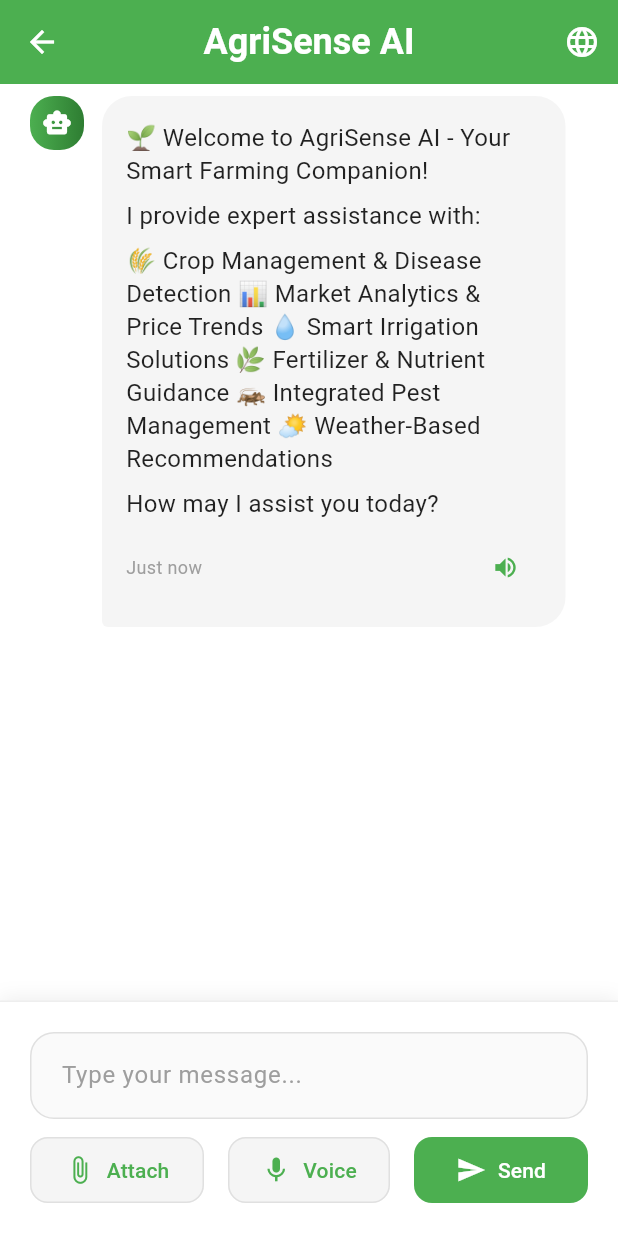
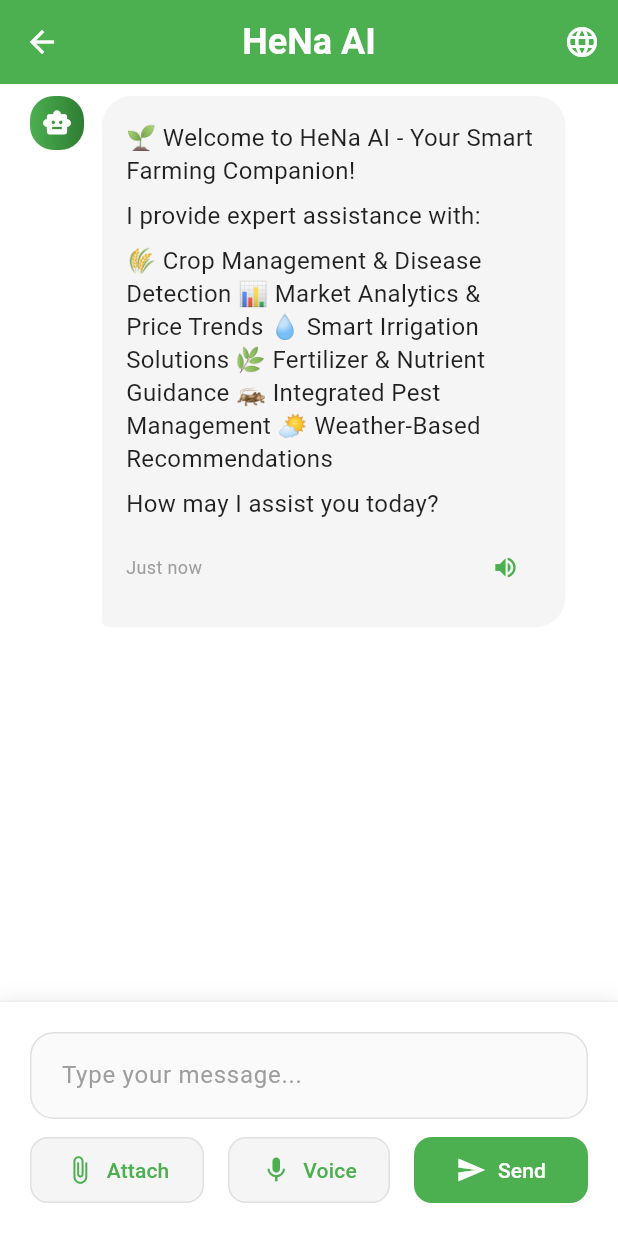
Before and after one commit to pranavaditya-02/farmprecise, a Flutter app: the FarmingChatbot screen opened directly, on a phone screen of 412 x 824 dp. Run offline on Flutter 3.47's test engine with Material 3 defaults, Android fonts, the phone set to English and light mode, and no system bars; drawn by our look-alikes of flutter_markdown; our stand-ins replace carousel_slider, file_picker, flutter_dotenv, flutter_tts, image_picker, loading_animation_widget and 5 more; missing offline and left inert: markdown, syncfusion_flutter_pdf, tflite_v2; accounts and stored records are empty; network calls fail; project files that could hold a hidden picture were left out.

Commit message:
name changed to hena ai

```diff
--- a/lib/pages/chatbot/chatbotscreen.dart
+++ b/lib/pages/chatbot/chatbotscreen.dart
@@ -125,7 +125,7 @@ class _FarmingChatbotState extends State<FarmingChatbot>
     setState(() {
       _messages.add(ChatMessage(
         text:
-            "🌱 Welcome to AgriSense AI - Your Smart Farming Companion!\n\nI provide expert assistance with:\n\n🌾 Crop Management & Disease Detection\n📊 Market Analytics & Price Trends\n💧 Smart Irrigation Solutions\n🌿 Fertilizer & Nutrient Guidance\n🦗 Integrated Pest Management\n🌤️ Weather-Based Recommendations\n\nHow may I assist you today?",
+            "🌱 Welcome to HeNa AI - Your Smart Farming Companion!\n\nI provide expert assistance with:\n\n🌾 Crop Management & Disease Detection\n📊 Market Analytics & Price Trends\n💧 Smart Irrigation Solutions\n🌿 Fertilizer & Nutrient Guidance\n🦗 Integrated Pest Management\n🌤️ Weather-Based Recommendations\n\nHow may I assist you today?",
         isUser: false,
         timestamp: DateTime.now(),
         type: MessageType.text,
@@ -323,7 +323,7 @@ class _FarmingChatbotState extends State<FarmingChatbot>
       List<Map<String, dynamic>> parts = [
         {
           'text': '''
-As AgriSense AI, analyze these ${imagePaths.length} agricultural images comprehensively. Provide detailed insights on:
+As HeNa AI, analyze these ${imagePaths.length} agricultural images comprehensively. Provide detailed insights on:
 
 1. 🌱 Crop/Plant Identification across all images
 2. 🦠 Disease or Pest Detection comparison
@@ -520,7 +520,7 @@ Future<void> _processDocumentWithGemini(
             'parts': [
               {
                 'text': '''
-You are AgriSense AI, an agricultural expert assistant. A user has uploaded a document titled "$fileName".
+You are HeNa AI, an agricultural expert assistant. A user has uploaded a document titled "$fileName".
 
 Document Content:
 $documentContent
@@ -687,7 +687,7 @@ Keep response under 500 words.
      final DateTime now = DateTime.now();
     final String currentDate = "${now.day}/${now.month}/${now.year}";
     final String enhancedPrompt = '''
-You are AgriSense AI, a professional agricultural assistant specializing in modern farming solutions. Provide accurate, practical, and science-based advice for farmers.
+You are HeNa AI, a professional agricultural assistant specializing in modern farming solutions. Provide accurate, practical, and science-based advice for farmers.
 
 Context: You're integrated into a comprehensive farming platform that offers:
 - IoT-enabled precision agriculture
@@ -874,7 +874,7 @@ Keep response under 500 words.
               'parts': [
                 {
                   'text': '''
-As AgriSense AI, analyze this agricultural image with professional expertise. Provide detailed insights on:
+As HeNa AI, analyze this agricultural image with professional expertise. Provide detailed insights on:
 
 1. 🌱 Crop/Plant Identification
 2. 🦠 Disease or Pest Detection
@@ -1019,7 +1019,7 @@ Keep response under 500 words.
         backgroundColor: Colors.green,
         centerTitle: true,
         title: const Text(
-          'AgriSense AI',
+          'HeNa AI',
           style: TextStyle(
             fontSize: 24,
             fontWeight: FontWeight.bold,
@@ -1078,7 +1078,7 @@ Keep response under 500 words.
                         ),
                         const SizedBox(height: 20),
                         const Text(
-                          'Chat with AgriSense AI...',
+                          'Chat with HeNa AI...',
                           style: TextStyle(
                             color: Color(0xFF2E7D32),
                             fontSize: 18,
--- a/lib/pages/marketprice/mandiPrice.dart
+++ b/lib/pages/marketprice/mandiPrice.dart
@@ -30,7 +30,7 @@ class _MandiPricesScreenState extends State<MandiPricesScreen> {
   // Cache configuration
   static const String CACHE_KEY = 'mandi_prices_cache';
   static const String CACHE_TIMESTAMP_KEY = 'mandi_prices_timestamp';
-  static const Duration CACHE_DURATION = Duration(hours: 12); // Cache for 12 hours
+  static const Duration CACHE_DURATION = Duration(hours: 8); // Cache for 12 hours
 
   @override
   void initState() {
@@ -161,7 +161,7 @@ class _MandiPricesScreenState extends State<MandiPricesScreen> {
 
         for (var record in data['records']) {
           final mandiPrice = MandiPrice.fromJson(record);
-          if (mandiPrice.state == 'Kerala') {
+          if (mandiPrice.state == 'Tamil Nadu') {
             prices.add(mandiPrice);
           }
         }
```
